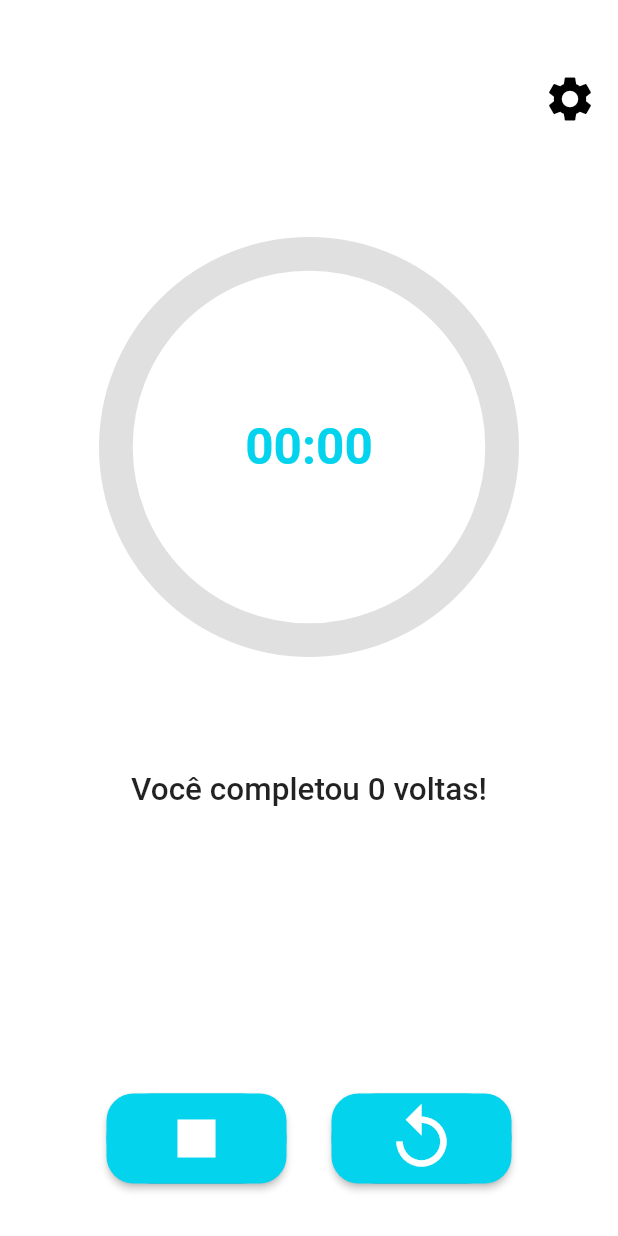
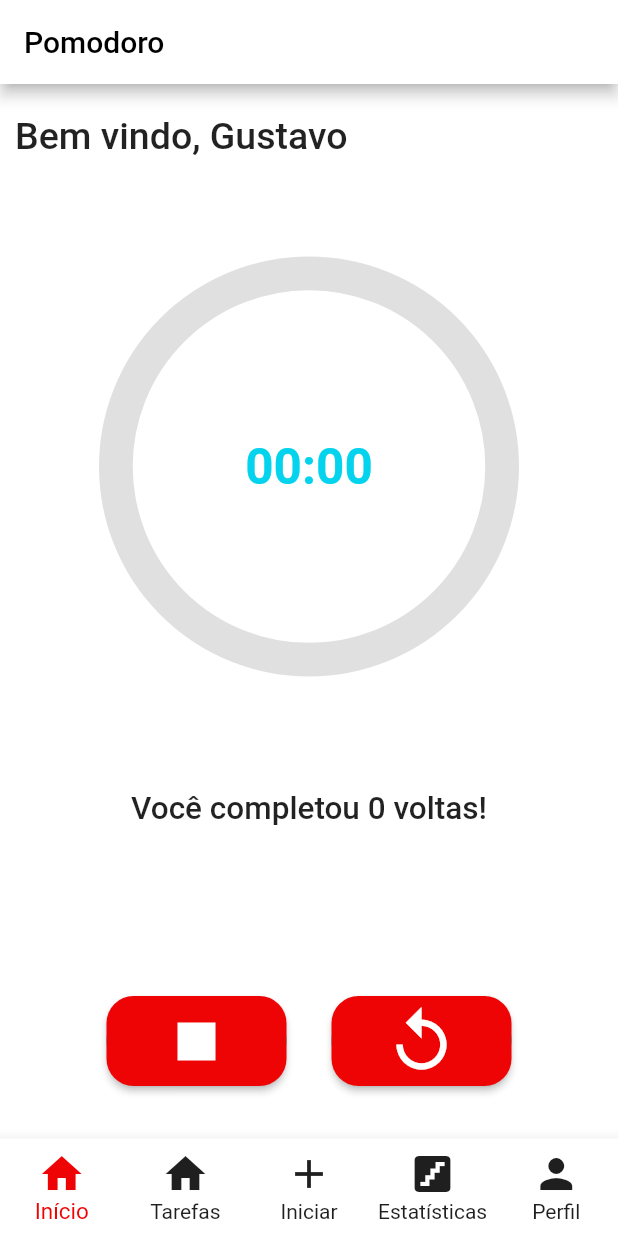
Before and after one commit to gzeloni/pomodoro, a Flutter app: the screen it shows after launch, after a tap on the "play arrow" icon, on a phone screen of 412 x 824 dp. Run offline on Flutter 3.47's test engine with Material 2 defaults, Android fonts, the phone set to English and light mode, and no system bars; drawn by our look-alikes of circular_countdown_timer; our stand-ins replace shared_preferences.

Commit message:
Ja nao lembro qual o commit

```diff
--- a/firestore.indexes.json
+++ /dev/null
@@ -1,4 +0,0 @@
-{
-  "indexes": [],
-  "fieldOverrides": []
-}
--- a/lib/main.dart
+++ b/lib/main.dart
@@ -1,6 +1,7 @@
 // ignore_for_file: prefer_const_constructors
-import 'package:pomodoro_app/screens/homeScreen/home.dart';
+import 'package:pomodoro_app/screens/pomodoro/pomodoro.dart';
 import 'package:flutter/material.dart';
+import 'package:pomodoro_app/screens/functions/navbar.dart';
 
 void main() async {
   runApp(Pomodoro());
@@ -18,12 +19,12 @@ class _PomodoroState extends State<Pomodoro> {
   Widget build(BuildContext context) {
     return MaterialApp(
       /* Tela de animação antes do app abrir na tela inicial */
-      home: Home(),
+      home: Screens(),
       debugShowCheckedModeBanner: false,
       theme: ThemeData(
         colorScheme: ColorScheme.fromSwatch().copyWith(
-          primary: Color.fromARGB(255, 4, 211, 238),
-          secondary: Color.fromARGB(255, 4, 211, 238),
+          primary: Color.fromARGB(255, 238, 4, 4),
+          secondary: Color.fromARGB(255, 238, 4, 4),
         ),
       ),
     );
--- a/lib/screens/functions/navbar.dart
+++ b/lib/screens/functions/navbar.dart
@@ -1,7 +1,7 @@
 import "package:flutter/material.dart";
-import 'package:pomodoro_app/screens/home.dart';
-import 'package:pomodoro_app/screens/challenge.dart';
-import 'package:pomodoro_app/screens/settings.dart';
+import 'package:pomodoro_app/screens/loginScreens/loginPage.dart';
+import 'package:pomodoro_app/screens/pomodoro/pomodoro.dart';
+import 'package:pomodoro_app/screens/settings/settings.dart';
 
 class Screens extends StatefulWidget {
   const Screens({super.key});
@@ -15,8 +15,10 @@ class _ScreensState extends State<Screens> {
   int indexOf = 0; // posíção dos ítens na barra de navegação.
 
   final telas = const [
-    Home(),
-    Challenge(),
+    Pomodoro(),
+    Pomodoro(),
+    Pomodoro(),
+    LoginScreen(),
     Settings(),
   ]; /* Botões da barra de navegação.
   Alterar essa ordem altera a posíção dos itens na barra, é um valor indexado.*/
@@ -29,7 +31,7 @@ class _ScreensState extends State<Screens> {
         children: telas,
       ),
       bottomNavigationBar: BottomNavigationBar(
-        iconSize: 35,
+        iconSize: 32,
         selectedFontSize: 15,
         unselectedFontSize: 14,
         type: BottomNavigationBarType.fixed,
@@ -43,12 +45,20 @@ class _ScreensState extends State<Screens> {
             label: 'Início',
           ),
           BottomNavigationBarItem(
-            icon: Icon(Icons.dangerous),
-            label: 'Desafio Diário',
+            icon: Icon(Icons.home),
+            label: 'Tarefas',
           ),
           BottomNavigationBarItem(
-            icon: Icon(Icons.settings_suggest),
-            label: 'Configurações',
+            icon: Icon(Icons.add),
+            label: 'Iniciar',
+          ),
+          BottomNavigationBarItem(
+            icon: Icon(Icons.stairs),
+            label: 'Estatísticas',
+          ),
+          BottomNavigationBarItem(
+            icon: Icon(Icons.person),
+            label: 'Perfil',
           ),
         ],
       ),
--- a/lib/screens/loginScreens/loginPage.dart
+++ b/lib/screens/loginScreens/loginPage.dart
@@ -0,0 +1,76 @@
+import 'package:flutter/material.dart';
+
+class LoginScreen extends StatefulWidget {
+  const LoginScreen({super.key});
+
+  @override
+  State<LoginScreen> createState() => _LoginScreenState();
+}
+
+class _LoginScreenState extends State<LoginScreen> {
+  @override
+  Widget build(BuildContext context) {
+    return Scaffold(
+      body: Center(
+          child: Column(
+              mainAxisAlignment: MainAxisAlignment.spaceAround,
+              children: <Widget>[
+            const SizedBox(
+              height: 30,
+            ),
+            const Text(
+              "Login",
+              style: TextStyle(
+                fontSize: 34,
+                fontWeight: FontWeight.w500,
+              ),
+            ),
+            Column(
+              children: [
+                Container(
+                  padding: const EdgeInsets.all(20),
+                  child: TextButton(
+                    style: const ButtonStyle(
+                      backgroundColor: MaterialStatePropertyAll(
+                          Color.fromARGB(123, 0, 0, 0)),
+                    ),
+                    onPressed: () {},
+                    child: Row(
+                      mainAxisAlignment: MainAxisAlignment.center,
+                      children: const [
+                        Text(
+                          "Conectar com o Facebook",
+                          style: TextStyle(color: Colors.white),
+                        ),
+                      ],
+                    ),
+                  ),
+                ),
+                Container(
+                  padding: const EdgeInsets.all(20),
+                  child: TextButton(
+                    style: const ButtonStyle(
+                      backgroundColor: MaterialStatePropertyAll(
+                          Color.fromARGB(123, 0, 0, 0)),
+                    ),
+                    onPressed: () {},
+                    child: Row(
+                      mainAxisAlignment: MainAxisAlignment.center,
+                      children: const [
+                        Text(
+                          "Conectar com o Facebook",
+                          style: TextStyle(color: Colors.white),
+                        ),
+                      ],
+                    ),
+                  ),
+                ),
+              ],
+            ),
+            Container(),
+            Container(),
+            Container(),
+          ])),
+    );
+  }
+}
--- a/lib/screens/homeScreen/home.dart
+++ b/lib/screens/pomodoro/pomodoro.dart
@@ -1,17 +1,16 @@
 // ignore_for_file: prefer_const_constructors
+import 'package:flutter/material.dart';
 import 'package:circular_countdown_timer/circular_countdown_timer.dart';
-import 'package:flutter/material.dart';
-import 'package:pomodoro_app/screens/settings.dart';
 import 'package:shared_preferences/shared_preferences.dart';
 
-class Home extends StatefulWidget {
-  const Home({super.key});
+class Pomodoro extends StatefulWidget {
+  const Pomodoro({super.key});
 
   @override
-  State<Home> createState() => _HomeState();
+  State<Pomodoro> createState() => _PomodoroState();
 }
 
-class _HomeState extends State<Home> with WidgetsBindingObserver {
+class _PomodoroState extends State<Pomodoro> with WidgetsBindingObserver {
   late int _duracaoTimer = 1500;
   late int _voltas = 0;
   final CountDownController _controller = CountDownController();
@@ -83,24 +82,25 @@ class _HomeState extends State<Home> with WidgetsBindingObserver {
   Widget build(BuildContext context) {
     return Scaffold(
       backgroundColor: Colors.white,
+      appBar: AppBar(
+        backgroundColor: Colors.white,
+        title: Text(
+          "Pomodoro",
+          style: TextStyle(color: Colors.black),
+        ),
+      ),
       body: Column(
         children: [
-          Row(
-            mainAxisAlignment: MainAxisAlignment.end,
-            children: [
-              Container(
-                alignment: Alignment.bottomRight,
-                padding: const EdgeInsets.only(top: 40),
-                child: TextButton(
-                  onPressed: () => Settings(),
-                  child: Icon(
-                    Icons.settings,
-                    size: 36,
-                    color: Colors.black,
-                  ),
-                ),
+          Container(
+            alignment: Alignment.centerLeft,
+            padding: const EdgeInsets.only(top: 20, left: 10),
+            child: Text(
+              'Bem vindo, Gustavo',
+              style: TextStyle(
+                fontSize: 25,
+                fontWeight: FontWeight.w500,
               ),
-            ],
+            ),
           ),
           Center(
             child: CircularCountDownTimer(
--- a/pubspec.yaml
+++ b/pubspec.yaml
@@ -41,9 +41,6 @@ dependencies:
   permission_handler: ^10.0.0
   lottie: ^1.4.3
   shared_preferences: ^2.0.15
-  firebase_auth: ^3.10.0
-  firebase_core: ^1.23.0
-  cloud_firestore: ^3.4.9
 
 dev_dependencies:
   flutter_test:
```
Also changed, not shown: assets/row.txt (added, +39 -0 lines), database.rules.json (deleted, +0 -7 lines), lib/screens/dailyChallenge/dailyChallenge.dart (deleted, +0 -294 lines), assets/apple.png (added), assets/notification.png (added), firebase.json (added), pubspec.lock, 4 other files.
